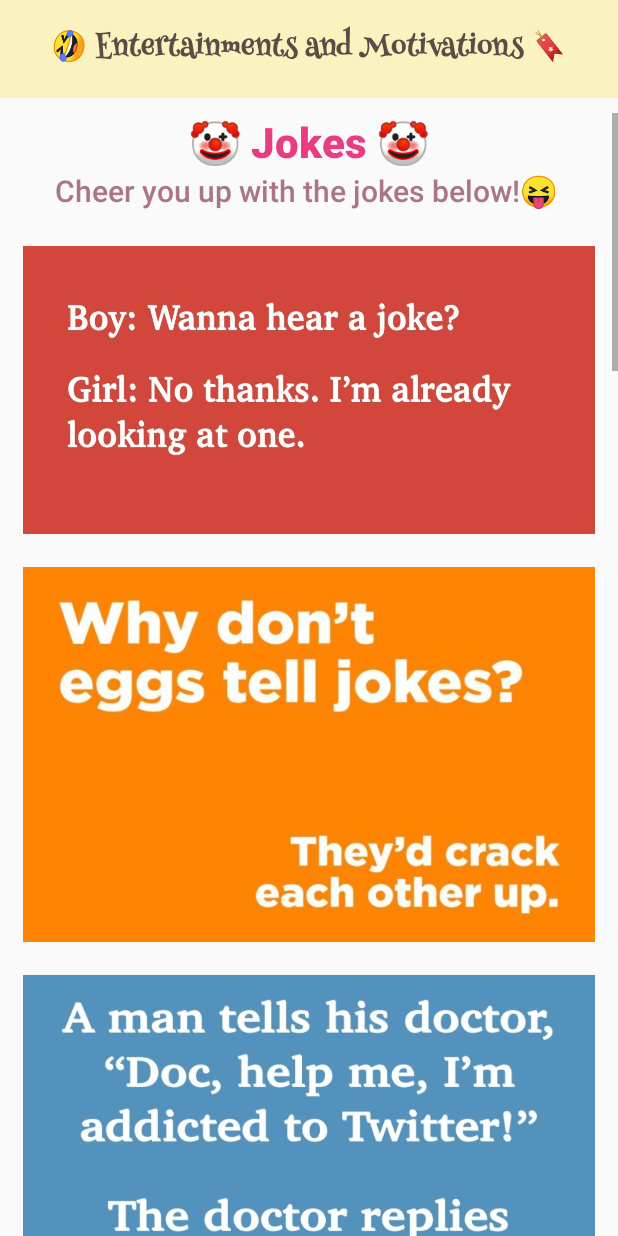
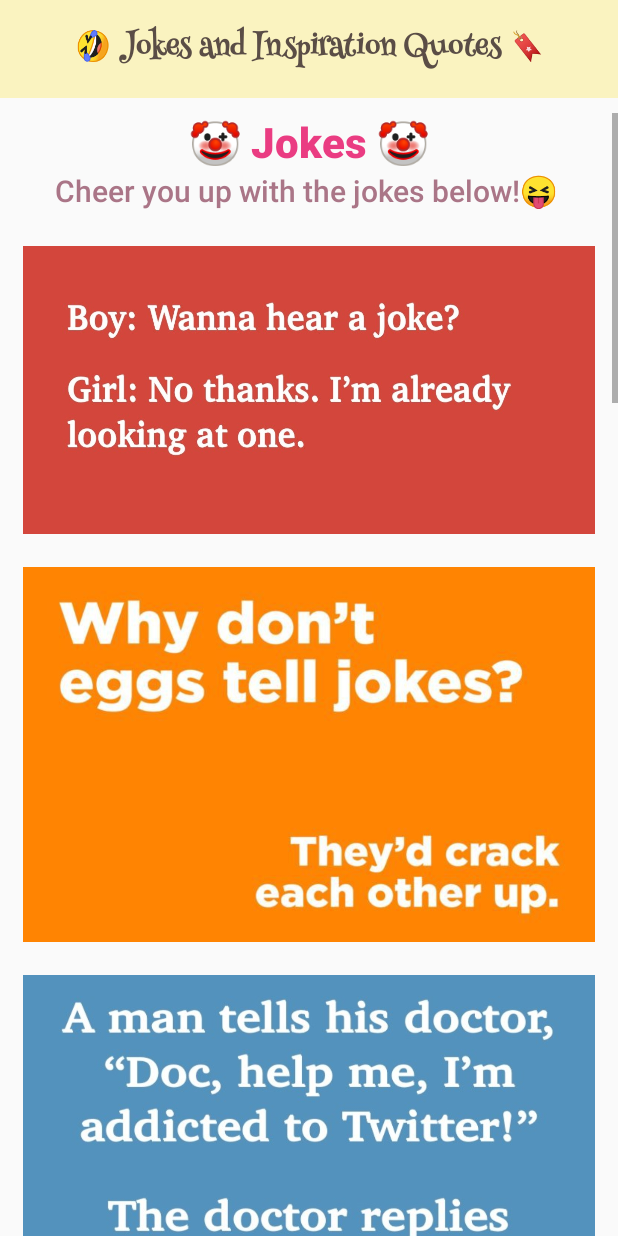
Before and after one commit to GiselleYen/CAT-Project, an Android app: the Reading screen opened directly, with no data from a screen before it, on a phone screen of 412 x 824 dp. Run offline under Robolectric (Android 15) with nearby library versions, the phone set to English and light mode, and no system bars.

Commit message:
code updated

```diff
--- a/app/src/main/AndroidManifest.xml
+++ b/app/src/main/AndroidManifest.xml
@@ -5,9 +5,6 @@
 
     <uses-permission android:name="android.permission.INTERNET"/>
     <uses-permission android:name="android.permission.SEND_SMS"/>
-    <uses-permission android:name="android.permission.READ_SMS" />
-    <uses-permission android:name="android.permission.RECEIVE_SMS"/>
-
 
     <application
         android:allowBackup="true"
@@ -26,8 +23,6 @@
             android:theme="@style/dogWish"
             android:screenOrientation="portrait"/>
         <activity android:name=".MeWish"
-            android:screenOrientation="portrait"/>
-        <activity android:name=".SendMessage"
             android:screenOrientation="portrait"/>
         <activity android:name=".MinionWish"
             android:screenOrientation="portrait"/>
--- a/app/src/main/java/bday/gits/Call_me.java
+++ b/app/src/main/java/bday/gits/Call_me.java
@@ -37,7 +37,10 @@ public class Call_me extends AppCompatActivity {
         msg.setOnClickListener(new View.OnClickListener() {
             @Override
             public void onClick(View v) {
-                startActivity(new Intent(Call_me.this,SendMessage.class));
+                Intent sendIntent = new Intent(Intent.ACTION_VIEW);
+                sendIntent.putExtra("sms_body", "");
+                sendIntent.setType("vnd.android-dir/mms-sms");
+                startActivity(sendIntent);
             }
         });
 
--- a/app/src/main/java/bday/gits/Reading.java
+++ b/app/src/main/java/bday/gits/Reading.java
@@ -1,7 +1,5 @@
 package bday.gits;
 
-import android.content.Intent;
-import android.net.Uri;
 import android.support.v7.app.AppCompatActivity;
 import android.os.Bundle;
 import android.view.View;
@@ -11,23 +9,9 @@ import android.widget.ScrollView;
 
 public class Reading extends AppCompatActivity {
 
-    LinearLayout funny_video;
-
     @Override
     protected void onCreate(Bundle savedInstanceState) {
         super.onCreate(savedInstanceState);
         setContentView(R.layout.activity_reading);
-        funny_video = (LinearLayout) findViewById(R.id.funny_video);
-        funny_video.setOnClickListener(new View.OnClickListener() {
-
-            @Override
-            public void onClick(View v) {
-                Intent intent = new Intent();
-                intent.setAction(Intent.ACTION_VIEW);
-                intent.addCategory(Intent.CATEGORY_BROWSABLE);
-                intent.setData(Uri.parse("https://www.scienceofpeople.com/funny-videos/"));
-                startActivity(intent);
-            }
-        });
     }
 }
--- a/app/src/main/res/layout/activity_reading.xml
+++ b/app/src/main/res/layout/activity_reading.xml
@@ -20,12 +20,12 @@
         <TextView
             android:layout_width="match_parent"
             android:layout_height="match_parent"
+            app:fontFamily="@font/henny_penny"
             android:gravity="center"
-            android:text="🤣 Entertainments and Motivations 🔖"
+            android:text="🤣 Jokes and Inspiration Quotes 🔖"
             android:textColor="#5A4D46"
             android:textSize="19sp"
-            android:textStyle="bold"
-            app:fontFamily="@font/henny_penny" />
+            android:textStyle="bold" />
     </LinearLayout>
     <ScrollView
         android:layout_width="match_parent"
@@ -129,7 +129,7 @@
 
                 <LinearLayout
                     android:layout_width="match_parent"
-                    android:layout_height="322dp"
+                    android:layout_height="320dp"
                     android:orientation="horizontal">
 
                     <ImageView
@@ -139,55 +139,6 @@
                         android:background="@drawable/palm_tree" />
                 </LinearLayout>
 
-                <!-- funny video section -->
-                <LinearLayout
-                    android:layout_width="match_parent"
-                    android:layout_height="match_parent"
-                    android:orientation="vertical">
-
-                    <LinearLayout
-                        android:id="@+id/funny_video"
-                        android:layout_width="match_parent"
-                        android:layout_height="wrap_content"
-                        android:layout_margin="15dp"
-                        android:layout_marginTop="50dp"
-                        android:orientation="vertical">
-
-                        <TextView
-                            android:layout_width="match_parent"
-                            android:layout_height="wrap_content"
-                            android:fontFamily="sans-serif-black"
-                            android:gravity="center_horizontal"
-                            android:text="😍 Funny Video 😍"
-                            android:textColor="#FF5722"
-                            android:textSize="26sp" />
-
-                        <TextView
-                            android:layout_width="match_parent"
-                            android:layout_height="wrap_content"
-                            android:fontFamily="sans-serif-light"
-                            android:gravity="center_horizontal"
-                            android:text="Below is your favourite collection of the funny videos! 💞\n"
-                            android:textColor="#AA924B"
-                            android:textSize="18sp"
-                            android:textStyle="bold"/>
-
-                        <ImageView
-                            android:layout_width="367dp"
-                            android:layout_height="250dp"
-                            android:background="@drawable/nana" />
-
-                        <TextView
-                            android:layout_width="match_parent"
-                            android:layout_height="55dp"
-                            android:fontFamily="sans-serif-black"
-                            android:text="Have the Fun on it! 🥰"
-                            android:textColor="#E91E63"
-                            android:textSize="20sp" />
-                    </LinearLayout>
-                </LinearLayout>
-
-                <!--Inspiration Quotes Section-->
                 <TextView
                     android:layout_width="match_parent"
                     android:layout_height="wrap_content"
@@ -207,8 +158,6 @@
                     android:textSize="18sp"
                     android:textStyle="bold"/>
             </LinearLayout>
-
-            <!--Begin Inspiration Quotes-->
             <LinearLayout
                 android:layout_width="match_parent"
                 android:layout_height="320dp"
--- a/app/src/main/res/values/colors.xml
+++ b/app/src/main/res/values/colors.xml
@@ -4,7 +4,7 @@
     <color name="colorPrimaryDark">#0252ca</color>
     <color name="colorAccent">#D81B60</color>
     <color name="blue">#0668fd</color>
-    <color name="orange">#FAF3C0</color>
     <color name="transparent">#400668fd</color>
     <color name="forTrans">#FFFFCC</color>
+    <color name="orange">#FAF3C0</color>
 </resources>
```
Also changed, not shown: app/src/main/res/layout/activity_call_me.xml (+9 -9 lines), app/src/main/res/layout/activity_first.xml (+7 -9 lines).
